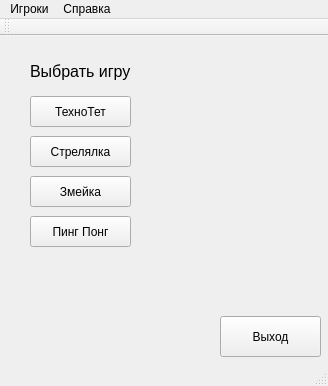
First picture: the form in mainwindow.ui, repository Paulik8/ComplexGame, before the edit.
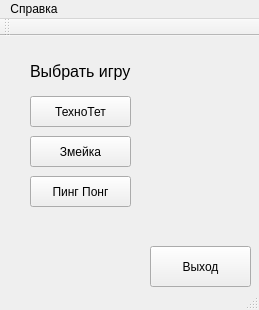
Second picture: the form after the edit.

The edit to the form file:
```diff
--- a/mainwindow.ui
+++ b/mainwindow.ui
@@ -6,8 +6,8 @@
    <rect>
     <x>0</x>
     <y>0</y>
-    <width>328</width>
-    <height>386</height>
+    <width>259</width>
+    <height>310</height>
    </rect>
   </property>
   <property name="windowTitle">
@@ -45,24 +45,11 @@
      <string>ТехноТет</string>
     </property>
    </widget>
-   <widget class="QPushButton" name="Game2">
-    <property name="geometry">
-     <rect>
-      <x>30</x>
-      <y>100</y>
-      <width>101</width>
-      <height>31</height>
-     </rect>
-    </property>
-    <property name="text">
-     <string>Стрелялка</string>
-    </property>
-   </widget>
    <widget class="QPushButton" name="Game3">
     <property name="geometry">
      <rect>
       <x>30</x>
-      <y>140</y>
+      <y>100</y>
       <width>101</width>
       <height>31</height>
      </rect>
@@ -74,8 +61,8 @@
    <widget class="QPushButton" name="Exit">
     <property name="geometry">
      <rect>
-      <x>220</x>
-      <y>280</y>
+      <x>150</x>
+      <y>210</y>
       <width>101</width>
       <height>41</height>
      </rect>
@@ -88,7 +75,7 @@
     <property name="geometry">
      <rect>
       <x>30</x>
-      <y>180</y>
+      <y>140</y>
       <width>101</width>
       <height>31</height>
      </rect>
@@ -103,17 +90,10 @@
     <rect>
      <x>0</x>
      <y>0</y>
-     <width>328</width>
+     <width>259</width>
      <height>21</height>
     </rect>
    </property>
-   <widget class="QMenu" name="menu">
-    <property name="title">
-     <string>Игроки</string>
-    </property>
-    <addaction name="action"/>
-    <addaction name="action_2"/>
-   </widget>
    <widget class="QMenu" name="menu_2">
     <property name="title">
      <string>Справка</string>
@@ -121,7 +101,6 @@
     <addaction name="action_3"/>
     <addaction name="action_4"/>
    </widget>
-   <addaction name="menu"/>
    <addaction name="menu_2"/>
   </widget>
   <widget class="QToolBar" name="mainToolBar">
```
Left out of the diff: 13 changed lines with no effect on the pictures.
